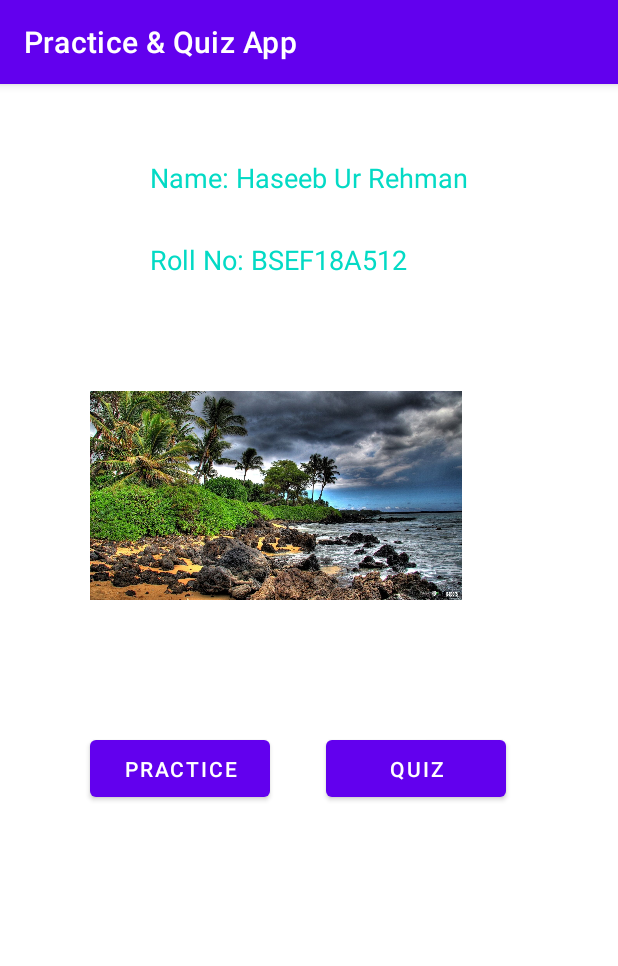
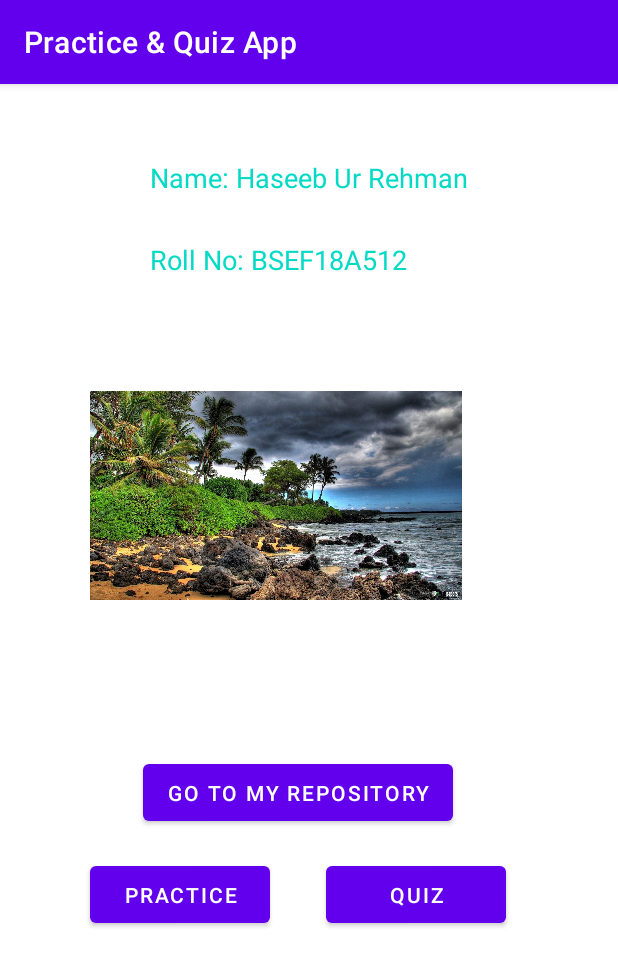
Before and after one commit to Transformer075/Practice_Quiz_App, an Android app: the screen it shows after launch (FirstActivity), on a phone screen of 412 x 824 dp. Shown: the top 966 px of the screen. Run offline under Robolectric (Android 15) with nearby library versions, the phone set to English and light mode, and no system bars.

Commit message:
Repository Web Intent Added

```diff
--- a/app/src/main/java/com/example/practicequizapp/FirstActivity.java
+++ b/app/src/main/java/com/example/practicequizapp/FirstActivity.java
@@ -4,6 +4,7 @@ import androidx.appcompat.app.AppCompatActivity;
 
 import android.content.Intent;
 import android.media.Image;
+import android.net.Uri;
 import android.os.Bundle;
 import android.view.View;
 import android.widget.Button;
@@ -12,7 +13,7 @@ public class FirstActivity extends AppCompatActivity {
 
     Button btn_Practice;
     Button btn_Quiz;
-
+    Button btn_repo;
 
     @Override
     protected void onCreate(Bundle savedInstanceState) {
@@ -21,7 +22,7 @@ public class FirstActivity extends AppCompatActivity {
 
         btn_Practice = findViewById(R.id.btn_secondActivity);
         btn_Quiz = findViewById(R.id.btn_thirdActivity);
-
+        btn_repo = findViewById(R.id.btn_repo);
         Intent intent;
         btn_Practice.setOnClickListener(new View.OnClickListener() {
             @Override
@@ -36,6 +37,14 @@ public class FirstActivity extends AppCompatActivity {
 
             }
         });
+        btn_repo.setOnClickListener(new View.OnClickListener() {
+            @Override
+            public void onClick(View v) {
+                Uri webpage = Uri.parse("https://github.com/Transformer075/Practice_Quiz_App");
+                Intent intent = new Intent(Intent.ACTION_VIEW, webpage);
+                startActivity(intent);
+            }
+        });
 
 
     }
--- a/app/src/main/res/layout-land/activity_first.xml
+++ b/app/src/main/res/layout-land/activity_first.xml
@@ -34,8 +34,9 @@
         android:id="@+id/imageView2"
         android:layout_width="248dp"
         android:layout_height="250dp"
-        android:layout_marginEnd="108dp"
+        android:layout_marginEnd="80dp"
         android:src="@drawable/imag1"
+        app:layout_constraintBottom_toBottomOf="@+id/btn_repo"
         app:layout_constraintEnd_toEndOf="parent"
         app:layout_constraintTop_toTopOf="@+id/textViewName" />
 
@@ -43,21 +44,29 @@
         android:id="@+id/btn_secondActivity"
         android:layout_width="120dp"
         android:layout_height="50dp"
-        android:layout_marginTop="24dp"
+        android:layout_marginTop="28dp"
         android:text="@string/secondActivity"
-        app:layout_constraintEnd_toEndOf="parent"
-        app:layout_constraintHorizontal_bias="0.224"
-        app:layout_constraintStart_toStartOf="parent"
-        app:layout_constraintTop_toBottomOf="@+id/textViewRollNo" />
+        app:layout_constraintStart_toStartOf="@+id/btn_repo"
+        app:layout_constraintTop_toBottomOf="@+id/btn_repo" />
 
     <Button
         android:id="@+id/btn_thirdActivity"
         android:layout_width="120dp"
         android:layout_height="50dp"
-        android:layout_marginTop="16dp"
+        android:layout_marginStart="24dp"
         android:text="@string/thirdActivity"
-        app:layout_constraintEnd_toEndOf="@+id/btn_secondActivity"
-        app:layout_constraintStart_toStartOf="@+id/btn_secondActivity"
-        app:layout_constraintTop_toBottomOf="@+id/btn_secondActivity" />
+        app:layout_constraintBottom_toBottomOf="@+id/btn_secondActivity"
+        app:layout_constraintStart_toEndOf="@+id/btn_secondActivity"
+        app:layout_constraintTop_toTopOf="@+id/btn_secondActivity"
+        app:layout_constraintVertical_bias="0.0" />
+
+    <Button
+        android:id="@+id/btn_repo"
+        android:layout_width="wrap_content"
+        android:layout_height="50dp"
+        android:layout_marginTop="32dp"
+        android:text="@string/btn_repo"
+        app:layout_constraintStart_toStartOf="@+id/textViewRollNo"
+        app:layout_constraintTop_toBottomOf="@+id/textViewRollNo" />
 
 </androidx.constraintlayout.widget.ConstraintLayout>
--- a/app/src/main/res/layout/activity_first.xml
+++ b/app/src/main/res/layout/activity_first.xml
@@ -44,7 +44,7 @@
         android:id="@+id/btn_secondActivity"
         android:layout_width="120dp"
         android:layout_height="50dp"
-        android:layout_marginTop="32dp"
+        android:layout_marginTop="116dp"
         android:text="@string/secondActivity"
         app:layout_constraintEnd_toEndOf="parent"
         app:layout_constraintHorizontal_bias="0.206"
@@ -61,4 +61,14 @@
         app:layout_constraintStart_toEndOf="@+id/btn_secondActivity"
         app:layout_constraintTop_toTopOf="@+id/btn_secondActivity" />
 
+    <Button
+        android:id="@+id/btn_repo"
+        android:layout_width="wrap_content"
+        android:layout_height="50dp"
+        android:layout_marginTop="48dp"
+        android:text="@string/btn_repo"
+        app:layout_constraintEnd_toEndOf="@+id/btn_thirdActivity"
+        app:layout_constraintStart_toStartOf="@+id/btn_secondActivity"
+        app:layout_constraintTop_toBottomOf="@+id/imageView2" />
+
 </androidx.constraintlayout.widget.ConstraintLayout>
--- a/app/src/main/res/values/strings.xml
+++ b/app/src/main/res/values/strings.xml
@@ -21,5 +21,6 @@
     <string name="name9">Makharij 15-16</string>
     <string name="name10">Makharij 17</string>
     <string name="btn_back">Back</string>
+    <string name="btn_repo">Go to My Repository</string>
 
 </resources>
```
